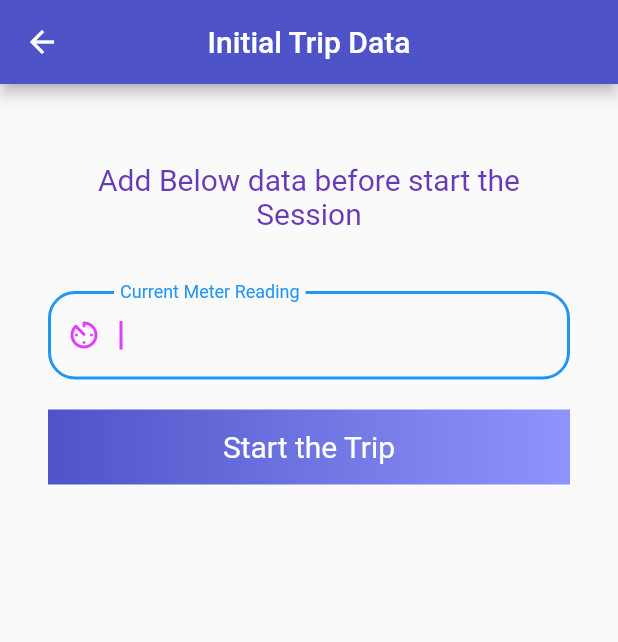
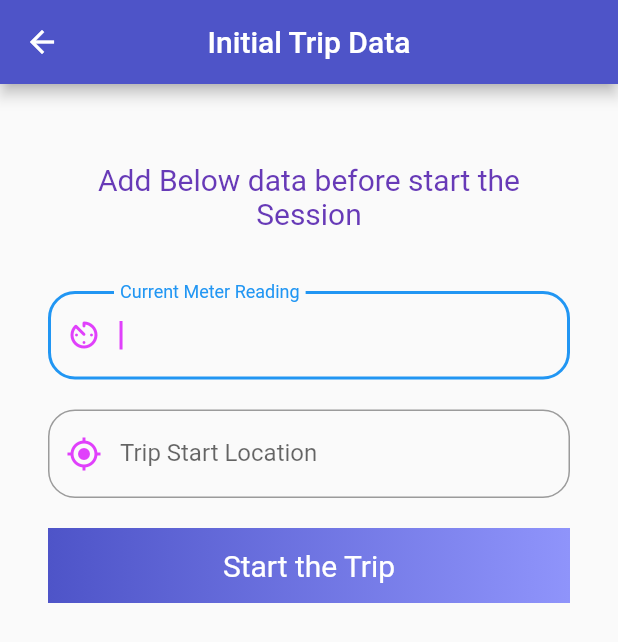
Before and after one commit to anushkadeshan/new_field_visit_app, a Flutter app: the StartTrip screen opened directly, on a phone screen of 412 x 824 dp. Shown: the top 642 px of the screen. Run offline on Flutter 3.47's test engine with Material 2 defaults, Android fonts, the phone set to English and light mode, and no system bars; our stand-ins replace animated_text_kit, badges, connectivity, flutter_icons, flutter_speed_dial, flutter_spinkit and 8 more; missing offline and left inert: animate_icons, geocoder; accounts and stored records are empty; network calls fail.

Commit message:
Changes after field visits NE and GINI

```diff
--- a/lib/api/TripApi.dart
+++ b/lib/api/TripApi.dart
@@ -67,7 +67,7 @@ class TripApi{
   {
     SharedPreferences localStorage = await SharedPreferences.getInstance();
     var token = localStorage.getString('token');
-
+    //print(token);
     _setHeaders() => {
       'Content-type' : 'application/json',
       'Accept' : 'application/json',
--- a/lib/database/trip_table_helper.dart
+++ b/lib/database/trip_table_helper.dart
@@ -7,9 +7,9 @@ import 'package:path_provider/path_provider.dart';
 import 'package:sqflite/sqflite.dart';
 
 class TripDBHelper{
-  static final _databaseName = 'field_trips.db';
-  static final _databaseVersion = 4;
-  static final _table_trips = 'trips';
+  static final _databaseName = 'field_trips_new1.db';
+  static final _databaseVersion = 6;
+  static final _table_trips = 'tripsNewTable';
   static String path;
 
   TripDBHelper._privateConstructor();
@@ -37,7 +37,7 @@ class TripDBHelper{
   }
   ///////on create method for creating datanase with table name and column names
   FutureOr<void> _onCreate(Database db, int version) async{
-    await db.execute('CREATE TABLE $_table_trips(id INTEGER PRIMARY KEY autoincrement, start_meter_reading TEXT, trip_id TEXT, latitude DOUBLE, longitude DOUBLE, accuracy DOUBLE, altitude DOUBLE, speed DOUBLE, end_meter_reading TEXT, time DOUBLE, end_time TEXT, date TEXT, start_time TEXT)');
+    await db.execute('CREATE TABLE $_table_trips(id INTEGER PRIMARY KEY autoincrement, start_meter_reading TEXT, trip_start_location TEXT, trip_end_location TEXT, trip_id TEXT, latitude DOUBLE, longitude DOUBLE, accuracy DOUBLE, altitude DOUBLE, speed DOUBLE, end_meter_reading TEXT, time DOUBLE, end_time TEXT, date TEXT, start_time TEXT)');
   }
 
   //// Get Database file path
@@ -71,9 +71,9 @@ class TripDBHelper{
     return trip;
   }
 
-  Future<int> updateTrip2(end_meter_reading, trip_id, end_time) async {
+  Future<int> updateTrip2(end_meter_reading, trip_id, end_time, trip_stop_location) async {
     Database db = await instance.database;
-    final result =  await   db.rawUpdate('UPDATE trips SET end_meter_reading = ?, end_time = ?  WHERE trip_id = ?', [end_meter_reading,end_time,trip_id,]);
+    final result =  await   db.rawUpdate('UPDATE tripsNewTable SET end_meter_reading = ?, end_time = ? , trip_end_location = ?  WHERE trip_id = ? ', [end_meter_reading,end_time,trip_stop_location,trip_id,]);
     return result;
   }
 
--- a/lib/main.dart
+++ b/lib/main.dart
@@ -22,7 +22,7 @@ class MyApp extends StatelessWidget {
   @override
   Widget build(BuildContext context) {
     return MaterialApp(
-      title: 'Flutter Demo',
+      title: 'BDS Field Visits',
       theme: ThemeData(
         primarySwatch: Colors.blue,
       ),
--- a/lib/models/TripSQL.dart
+++ b/lib/models/TripSQL.dart
@@ -1,6 +1,8 @@
 class Trip{
   int id;
   String start_meter_reading;
+  String trip_start_location;
+  String trip_end_location;
   String start_time;
   String end_time;
   String date;
@@ -13,12 +15,14 @@ class Trip{
   String end_meter_reading;
   double time;
 
-  Trip({this.id, this.start_meter_reading, this.trip_id, this.latitude, this.longitude, this.accuracy, this.altitude, this.speed, this.end_meter_reading, this.time,this.start_time,this.date,this.end_time});
+  Trip({this.id, this.start_meter_reading, this.trip_start_location, this.trip_end_location, this.trip_id, this.latitude, this.longitude, this.accuracy, this.altitude, this.speed, this.end_meter_reading, this.time,this.start_time,this.date,this.end_time});
   //////From Map - Query Map => Product Model
   static Trip fromMap(Map<String, dynamic> query){
     Trip trip = Trip();
     trip.id = query['id'];
     trip.start_meter_reading = query['start_meter_reading'];
+    trip.trip_start_location = query['trip_start_location'];
+    trip.trip_end_location = query['trip_end_location'];
     trip.trip_id = query['trip_id'];
     trip.latitude = query['latitude'];
     trip.longitude = query['longitude'];
@@ -38,6 +42,8 @@ class Trip{
     return <String, dynamic>{
       'id' : trip.id,
       'start_meter_reading' :trip.start_meter_reading,
+      'trip_start_location' :trip.trip_start_location,
+      'trip_end_location' : trip.trip_end_location,
       'trip_id' : trip.trip_id,
       'latitude' : trip.latitude,
       'longitude' : trip.longitude,
--- a/lib/models/trip.dart
+++ b/lib/models/trip.dart
@@ -2,6 +2,8 @@ class Trip {
   int id;
   String date;
   String start_meter_reading;
+  String trip_start_location;
+  String trip_end_location;
   String trip_id;
   double latitude;
   double longitude;
@@ -15,11 +17,13 @@ class Trip {
   String start_time;
 
 
-  Trip({this.id, this.start_meter_reading, this.trip_id, this.latitude, this.longitude, this.accuracy, this.altitude, this.speed, this.end_meter_reading, this.time, this.date, this.distance,this.start_time,this.end_time});
+  Trip({this.id, this.start_meter_reading, this.trip_start_location, this.trip_end_location, this.trip_id, this.latitude, this.longitude, this.accuracy, this.altitude, this.speed, this.end_meter_reading, this.time, this.date, this.distance,this.start_time,this.end_time});
 
   Trip.fromJson(Map<String, dynamic> json) {
     id = json['id'];
     start_meter_reading = json['start_meter_reading'];
+    trip_start_location = json['trip_start_location'];
+    trip_end_location = json['trip_end_location'];
     trip_id = json['trip_id'];
     latitude = json['latitude'];
     longitude = json['longitude'];
@@ -38,6 +42,8 @@ class Trip {
     final Map<String, dynamic> data = new Map<String, dynamic>();
     data['id'] = this.id;
     data['start_meter_reading'] = this.start_meter_reading;
+    data['trip_start_location'] = this.trip_start_location;
+    data['trip_end_location'] = this.trip_end_location;
     data['trip_id'] = this.trip_id;
     data['latitude'] = this.latitude;
     data['longitude'] = this.longitude;
--- a/lib/screens/trip/OfflineTripsSingle.dart
+++ b/lib/screens/trip/OfflineTripsSingle.dart
@@ -292,6 +292,8 @@ class _OfflineTripSingleState extends State<OfflineTripSingle> {
         'altitude': tripData[i].altitude,
         'speed': tripData[i].speed,
         'end_meter_reading': tripData[i].end_meter_reading,
+        'trip_end_location': tripData[i].trip_end_location,
+        'trip_start_location': tripData[i].trip_start_location,
         'time' : tripData[i].time,
         'end_time' : tripData[i].end_time,
         'start_time': tripData[i].start_time,
--- a/lib/screens/trip/all_trips.dart
+++ b/lib/screens/trip/all_trips.dart
@@ -202,7 +202,7 @@ class _TripsState extends State<Trips> {
                                   ]
                               ),
                               child: ListTile(
-                                  title: Text((tripList[index].date).toString()),
+                                  title: Text((tripList[index].trip_start_location).toString()+ ' to '+(tripList[index].trip_end_location).toString() + ' on ' +(tripList[index].date).toString()),
                                   subtitle: RichText(
                                     text: TextSpan(
                                       text: (tripList[index].distance).toStringAsPrecision(2),
--- a/lib/screens/trip/offline_trips.dart
+++ b/lib/screens/trip/offline_trips.dart
@@ -108,7 +108,7 @@ class _OfflineTripsState extends State<OfflineTrips> {
                                     ]
                                 ),
                                 child: ListTile(
-                                  title: Text('Field Trip '+(index+1).toString()),
+                                  title: Text((tripList[index].trip_start_location).toString() +' to '+ (tripList[index].trip_end_location).toString()),
                                   subtitle: Text(
                                       getDateAndTime(tripList[index].time)),
                                   //title: Text(tripList[index].start_meter_reading== null ? 'Null' : tripList[index].start_meter_reading),
--- a/lib/screens/trip/start_trip.dart
+++ b/lib/screens/trip/start_trip.dart
@@ -4,10 +4,10 @@ import 'package:flutter/material.dart';
 import 'package:flutter/services.dart';
 import 'package:flutter_spinkit/flutter_spinkit.dart';
 import 'package:geocoder/geocoder.dart';
-import 'package:geolocator/geolocator.dart';
 import 'package:intl/intl.dart';
 import 'package:location/location.dart';
 import 'package:new_field_visit_app/screens/trip/trip_running.dart';
+import 'package:shared_preferences/shared_preferences.dart';
 
 class StartTrip extends StatefulWidget {
 
@@ -32,19 +32,39 @@ class _StartTripState extends State<StartTrip> {
 
   final _formKey = GlobalKey<FormState>();
   String _start_meter_reading = '';
+  String _trip_start_location = '';
 
   void initState() {
     // TODO: implement initState
     is_loading=true;
     super.initState();
+    _checkTripStatus();
     _checkPermissions();
     _requestPermission();
     _checkService();
     _checkBackgroundMode();
     _getLocation();
+
     is_loading =false;
   }
 
+  _checkTripStatus() async {
+    SharedPreferences localStorage = await SharedPreferences.getInstance();
+    var tripRunning = localStorage.getBool('tripRunning');
+    print(tripRunning);
+    if(tripRunning) {
+      ScaffoldMessenger.of(context).showSnackBar(
+        SnackBar(
+          content: Text('Please End the current trip before start a new',textAlign: TextAlign.center,),
+          backgroundColor: Colors.redAccent,
+        ),
+      );
+      Navigator.push(
+          context,
+          new MaterialPageRoute(
+              builder: (context) => TripRunning()));
+    }
+  }
 
   Future<void> _checkPermissions() async {
     final PermissionStatus permissionGrantedResult =
@@ -181,7 +201,8 @@ class _StartTripState extends State<StartTrip> {
                     cursorColor: Colors.purpleAccent,
                     keyboardType: TextInputType.number,
                     style: TextStyle(color: Colors.purpleAccent),
-                    validator: (val) => val.isEmpty ? 'Enter Start Meter Reading' : null,
+                    validator: (val) =>
+                      val.isEmpty ? 'Enter Start Meter Reading' : null,
                     onChanged: (val) {
                       setState(() => _start_meter_reading = val);
                     },
@@ -192,6 +213,32 @@ class _StartTripState extends State<StartTrip> {
                         color: Colors.purpleAccent,
                       ),
                       labelText: "Current Meter Reading",
+                      fillColor: Colors.white,
+                      border: new OutlineInputBorder(
+                        borderRadius: new BorderRadius.circular(18.0),
+                        borderSide: new BorderSide(
+                        ),
+                      ),
+                      //fillColor: Colors.green
+                    ),
+                  ),
+                  SizedBox(height: 20.0,),
+                  TextFormField(
+                    autofocus: true,
+                    cursorColor: Colors.purpleAccent,
+                    keyboardType: TextInputType.text,
+                    style: TextStyle(color: Colors.purpleAccent),
+                    validator: (val) => val.isEmpty ? 'Enter Trip Start Location' : null,
+                    onChanged: (val) {
+                      setState(() => _trip_start_location = val);
+                    },
+                    decoration: new InputDecoration(
+                      errorStyle: TextStyle(color: Colors.red[200]),
+                      prefixIcon: Icon(
+                        Icons.my_location,
+                        color: Colors.purpleAccent,
+                      ),
+                      labelText: "Trip Start Location",
                       fillColor: Colors.white,
                       border: new OutlineInputBorder(
                         borderRadius: new BorderRadius.circular(18.0),
@@ -219,18 +266,19 @@ class _StartTripState extends State<StartTrip> {
                           style: TextStyle(color: Colors.white, fontSize: 20),),
                       ),
                     ),
-                    onTap: (){
+                    onTap: () async {
                       if(_formKey.currentState.validate()){
                         FocusScope.of(context).requestFocus(FocusNode());
                         _is_saving ? null :
                         _is_saving = true;
+                        SharedPreferences localStorage = await SharedPreferences.getInstance();
+                        localStorage.setString('start_meter_reading', _start_meter_reading);
+                        localStorage.setString('trip_start_location', _trip_start_location);
+                        localStorage.setString('start_time', DateFormat('hh:mm:ss').format(DateTime.now()));
                         Navigator.push(
                           context,
                           new MaterialPageRoute(
-                              builder: (context) => TripRunning(
-                                  start_meter_reading:_start_meter_reading,
-                                  start_time : DateFormat('hh:mm:ss').format(DateTime.now()),
-                              )
+                              builder: (context) => TripRunning()
                           ),
                         );
                         _is_saving = false;
--- a/lib/screens/trip/trip_running.dart
+++ b/lib/screens/trip/trip_running.dart
@@ -2,7 +2,8 @@ import 'dart:async';
 
 import 'package:flutter/material.dart';
 import 'package:flutter/services.dart';
-import 'package:geocoder/geocoder.dart';
+import 'package:flutter_spinkit/flutter_spinkit.dart';
+import 'package:flutter_svg/flutter_svg.dart';
 import 'package:intl/intl.dart';
 import 'package:location/location.dart';
 import 'package:new_field_visit_app/database/trip_table_helper.dart';
@@ -10,23 +11,16 @@ import 'package:new_field_visit_app/models/TripSQL.dart';
 import 'package:new_field_visit_app/screens/session/time_provider.dart';
 import 'package:new_field_visit_app/screens/trip/trip_success.dart';
 import 'package:provider/provider.dart';
+import 'package:shared_preferences/shared_preferences.dart';
 import 'package:uuid/uuid.dart';
 
 class TripRunning extends StatefulWidget {
-
-  String start_meter_reading;
-  String start_time;
-
-
-  TripRunning({String start_time,String start_meter_reading }){
-    this.start_meter_reading = start_meter_reading;
-    this.start_time = start_time;
-  }
   @override
   _TripRunningState createState() => _TripRunningState();
 }
 
 class _TripRunningState extends State<TripRunning> {
+
   final Location location = Location();
   var timer;
   bool _is_saving = false;
@@ -39,12 +33,18 @@ class _TripRunningState extends State<TripRunning> {
   StreamSubscription<LocationData> _locationSubscription;
   final _formKey = GlobalKey<FormState>();
   String end_meter_reading = '';
+  String trip_stop_location = '';
+  String start_time = '';
+  String start_meter_reading = '';
+  String trip_start_location = '';
+
 
   void initState() {
     // TODO: implement initState
     super.initState();
     _initiateSettings();
     _generateTripId();
+    setTripStatus();
 
     timer = Provider.of<TimerProvider>(context, listen: false);
     timer.startTimer();
@@ -52,16 +52,27 @@ class _TripRunningState extends State<TripRunning> {
   }
   _generateTripId() async {
     var uuid =  await Uuid();
+    SharedPreferences localStorage = await SharedPreferences.getInstance();
+    var trip_start_location1 = localStorage.getString('trip_start_location');
+    var start_meter_reading1 = localStorage.getString('start_meter_reading');
+    var start_time1 = localStorage.getString('start_time');
     // Generate a v1 (time-based) id
     setState(() {
+      start_time = start_time1;
+      start_meter_reading = start_meter_reading1;
+      trip_start_location = trip_start_location1;
       tripId = uuid.v1();
     });
   }
 
+  setTripStatus() async {
+    SharedPreferences localStorage = await SharedPreferences.getInstance();
+    localStorage.setBool('tripRunning', true);
+  }
   Future<void> _initiateSettings() async {
     final result = await location.changeSettings(
       accuracy: LocationAccuracy.high,
-      interval: 30000,
+      interval: 5000,
       distanceFilter: double.parse('0'),
     );
     print(result);
@@ -90,9 +101,10 @@ class _TripRunningState extends State<TripRunning> {
           });
           Trip trip = Trip(
             trip_id : tripId,
-            start_time: widget.start_time,
+            start_time: start_time,
             date :  DateFormat('yyyy-MM-dd').format(DateTime.now()),
-            start_meter_reading : widget.start_meter_reading,
+            start_meter_reading : start_meter_reading,
+            trip_start_location : trip_start_location,
             latitude : _location.latitude,
             longitude : _location.longitude,
             accuracy : _location.accuracy,
@@ -140,8 +152,8 @@ class _TripRunningState extends State<TripRunning> {
   //}
 
   Future<void> _stopListen() async {
-    _locationSubscription.cancel();
     setState(() {
+      _locationSubscription.cancel();
       _locationSubscription = null;
     });
   }
@@ -169,25 +181,22 @@ class _TripRunningState extends State<TripRunning> {
               child: ListView(
                 children: [
                   Container(
-                    decoration: BoxDecoration(
-                        color: Color(0xff4e54c8),
-                        border: Border.all(
-                          color: Colors.blueGrey[500],
-                        ),
-                        borderRadius: BorderRadius.all(Radius.circular(10))
-                    ),
-                    padding: EdgeInsets.symmetric(vertical: 20),
-                    child: Center(
-                      child: Text(
-                        'Hours : ${timer.hour} : ' + 'Minutes: ${timer.minute} : ' + 'Seconds : ${timer.seconds} ',
-                        style: TextStyle(
-                          color: Colors.white,
-                          fontSize: 20,
-                        ),
+                      child: Center(
+                        child: SvgPicture.asset(
+                            'assets/images/scooter.svg',
+                            semanticsLabel: 'Trip Running',
+                          width: 150,
+                        )
                       ),
-                    ),
                   ),
-                  SizedBox(height: 60),
+                  SizedBox(height: 20),
+                  Center(
+                    child: SpinKitRipple(
+                      color: Colors.purple,
+                      size: 50.0,
+                    )
+                  ),
+                  SizedBox(height: 20),
                   Center(child: Text('Enter Current meter reading before end the Trip',
                     textAlign: TextAlign.center,
                     style: TextStyle(fontSize: 20, color: Colors.deepPurple),)),
@@ -221,7 +230,32 @@ class _TripRunningState extends State<TripRunning> {
                               //fillColor: Colors.green
                             ),
                           ),
-
+                          SizedBox(height: 20, width: 20,),
+                          TextFormField(
+                            autofocus: false,
+                            cursorColor: Colors.purpleAccent,
+                            keyboardType: TextInputType.text,
+                            style: TextStyle(color: Colors.purpleAccent),
+                            validator: (val) => val.isEmpty ? 'Enter Trip End Location' : null,
+                            onChanged: (val) {
+                              setState(() => trip_stop_location = val);
+                            },
+                            decoration: new InputDecoration(
+                              errorStyle: TextStyle(color: Colors.red[200]),
+                              prefixIcon: Icon(
+                                Icons.my_location,
+                                color: Colors.purpleAccent,
+                              ),
+                              labelText: "Trip End Location",
+                              fillColor: Colors.white,
+                              border: new OutlineInputBorder(
+                                borderRadius: new BorderRadius.circular(18.0),
+                                borderSide: new BorderSide(
+                                ),
+                              ),
+                              //fillColor: Colors.green
+                            ),
+                          ),
                         ],
                       )),
                 ],
@@ -246,7 +280,7 @@ class _TripRunningState extends State<TripRunning> {
                           color: Colors.white,fontSize: 20),),
                   ),
                 ),
-                onTap: () async{
+                onTap: () async {
                   if(_formKey.currentState.validate()){
                     FocusScope.of(context).requestFocus(FocusNode());
                     _is_saving ? null :
@@ -256,12 +290,14 @@ class _TripRunningState extends State<TripRunning> {
                   setState(() {
                      _stopListen();
                   });
-
+                  SharedPreferences localStorage = await SharedPreferences.getInstance();
+                  localStorage.setBool('tripRunning',false);
                   Navigator.push(
                   context,
                   new MaterialPageRoute(
                   builder: (context) => TripSuccess(
                       end_meter_reading:end_meter_reading,
+                      trip_stop_location:trip_stop_location,
                       trip_id: tripId,
                       end_time :DateFormat('hh:mm:ss').format(DateTime.now())
                   )
--- a/lib/screens/trip/trip_success.dart
+++ b/lib/screens/trip/trip_success.dart
@@ -8,11 +8,13 @@ import 'package:new_field_visit_app/screens/trip/offline_trips.dart';
 
 class TripSuccess extends StatefulWidget {
   String end_meter_reading;
+  String trip_stop_location;
   String trip_id;
   String end_time;
 
-  TripSuccess({String end_meter_reading, String trip_id, String end_time }){
+  TripSuccess({String end_meter_reading, String trip_stop_location, String trip_id, String end_time }){
     this.end_meter_reading = end_meter_reading;
+    this.trip_stop_location = trip_stop_location;
     this.trip_id = trip_id;
     this.end_time = end_time;
   }
@@ -38,7 +40,7 @@ class _TripSuccessState extends State<TripSuccess> {
 
   List<dynamic> data = [];
   updateTripTable() async{
-    await TripDBHelper.instance.updateTrip2(widget.end_meter_reading, widget.trip_id, widget.end_time).then((value) {
+    await TripDBHelper.instance.updateTrip2(widget.end_meter_reading, widget.trip_id, widget.end_time, widget.trip_stop_location).then((value) {
       if(value != null) {
         print('success');
         setState(() {
--- a/pubspec.yaml
+++ b/pubspec.yaml
@@ -51,6 +51,7 @@ dependencies:
   flutter_icons: ^1.1.0
   google_maps_flutter: ^1.2.0
   flutter_launcher_icons: ^0.8.1
+  flutter_svg: ^0.19.3
 
 dev_dependencies:
   flutter_test:
```
Also changed, not shown: lib/screens/home.dart (+5 -3 lines), assets/images/scooter.svg (added), pubspec.lock.
